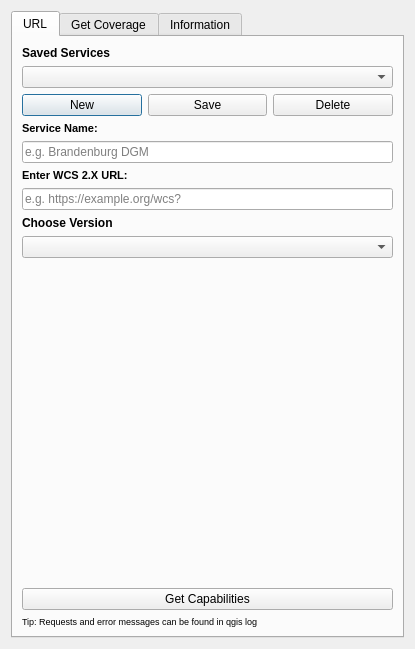
marcusmohr/simplewcs2, file simplewcs_dialog_base.ui: the form before one commit.
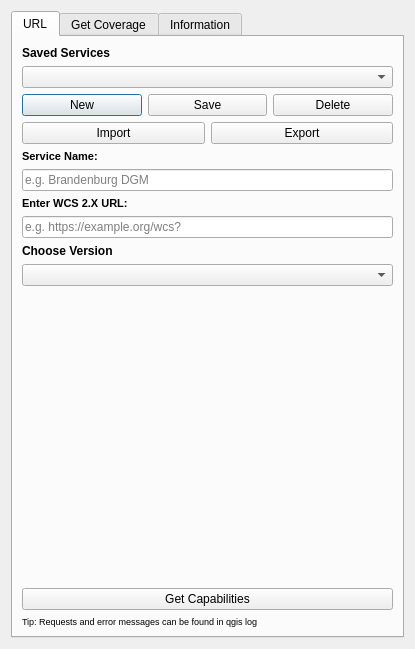
The form after the commit.

Commit message: Add import and export functionality for saved WCS services.

Diff of the .ui file:
```diff
--- a/simplewcs_dialog_base.ui
+++ b/simplewcs_dialog_base.ui
@@ -94,6 +94,38 @@
           </layout>
          </widget>
         </item>
+        <item>
+         <widget class="QWidget" name="wgSavedServiceFileActions" native="true">
+          <layout class="QHBoxLayout" name="horizontalLayout_4">
+           <property name="leftMargin">
+            <number>0</number>
+           </property>
+           <property name="topMargin">
+            <number>0</number>
+           </property>
+           <property name="rightMargin">
+            <number>0</number>
+           </property>
+           <property name="bottomMargin">
+            <number>0</number>
+           </property>
+           <item>
+            <widget class="QPushButton" name="btnImportServices">
+             <property name="text">
+              <string>Import</string>
+             </property>
+            </widget>
+           </item>
+           <item>
+            <widget class="QPushButton" name="btnExportServices">
+             <property name="text">
+              <string>Export</string>
+             </property>
+            </widget>
+           </item>
+          </layout>
+         </widget>
+        </item>
          <item>
           <widget class="QLabel" name="lblServiceName">
           <property name="font">
```
The commit also changes 1 other file.
